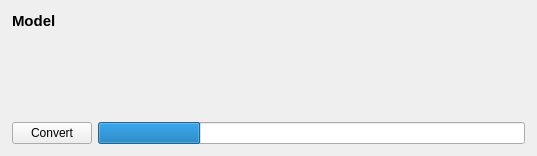
Above: ui/designer/ui_main_window.ui from herlegon/hconvert before the change. Below: the same form after it.
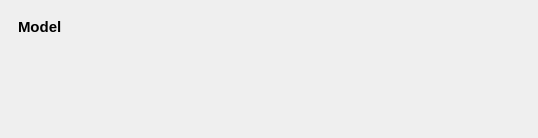
That is the form after the change. Custom widgets are drawn as their Qt base class.

```diff
--- a/ui/designer/ui_main_window.ui
+++ b/ui/designer/ui_main_window.ui
@@ -6,8 +6,8 @@
    <rect>
     <x>0</x>
     <y>0</y>
-    <width>537</width>
-    <height>156</height>
+    <width>538</width>
+    <height>138</height>
    </rect>
   </property>
   <property name="windowTitle">
@@ -15,17 +15,20 @@
   </property>
   <widget class="QWidget" name="centralwidget">
    <layout class="QVBoxLayout" name="verticalLayout_6">
+    <property name="spacing">
+     <number>9</number>
+    </property>
     <property name="leftMargin">
-     <number>12</number>
+     <number>18</number>
     </property>
     <property name="topMargin">
-     <number>12</number>
+     <number>18</number>
     </property>
     <property name="rightMargin">
-     <number>12</number>
+     <number>18</number>
     </property>
     <property name="bottomMargin">
-     <number>12</number>
+     <number>18</number>
     </property>
     <item alignment="Qt::AlignmentFlag::AlignTop">
      <widget class="QLabel" name="label_4">
@@ -43,7 +46,7 @@
     <item>
      <layout class="QHBoxLayout" name="layout_model_selection">
       <property name="leftMargin">
-       <number>12</number>
+       <number>0</number>
       </property>
       <item>
        <widget class="ModelBrowserWidget" name="widget_model_browser" native="true">
@@ -68,10 +71,16 @@
       <property name="bottomMargin">
        <number>0</number>
       </property>
+      <property name="horizontalSpacing">
+       <number>12</number>
+      </property>
       <item row="0" column="1">
-       <layout class="QVBoxLayout" name="layout_conversion" stretch="0,0">
+       <layout class="QVBoxLayout" name="layout_conversion" stretch="0,0,0">
+        <property name="spacing">
+         <number>12</number>
+        </property>
         <property name="bottomMargin">
-         <number>6</number>
+         <number>0</number>
         </property>
         <item alignment="Qt::AlignmentFlag::AlignTop">
          <widget class="MetadataWidget" name="widget_metadata" native="true">
@@ -93,6 +102,9 @@
           </property>
          </widget>
         </item>
+        <item>
+         <widget class="ProgressWidget" name="widget_progress" native="true"/>
+        </item>
        </layout>
       </item>
       <item row="0" column="0">
@@ -133,39 +145,6 @@
       </item>
      </layout>
     </item>
-    <item>
-     <layout class="QHBoxLayout" name="layout_control">
-      <property name="leftMargin">
-       <number>0</number>
-      </property>
-      <item alignment="Qt::AlignmentFlag::AlignLeft|Qt::AlignmentFlag::AlignVCenter">
-       <widget class="QPushButton" name="button_convert">
-        <property name="sizePolicy">
-         <sizepolicy hsizetype="Maximum" vsizetype="Fixed">
-          <horstretch>0</horstretch>
-          <verstretch>0</verstretch>
-         </sizepolicy>
-        </property>
-        <property name="text">
-         <string>Convert</string>
-        </property>
-       </widget>
-      </item>
-      <item>
-       <widget class="QProgressBar" name="progress">
-        <property name="value">
-         <number>24</number>
-        </property>
-        <property name="textVisible">
-         <bool>false</bool>
-        </property>
-        <property name="format">
-         <string/>
-        </property>
-       </widget>
-      </item>
-     </layout>
-    </item>
    </layout>
   </widget>
  </widget>
@@ -206,6 +185,12 @@
    <header>ui.conversion_widget</header>
    <container>1</container>
   </customwidget>
+  <customwidget>
+   <class>ProgressWidget</class>
+   <extends>QWidget</extends>
+   <header>ui.progress_widget</header>
+   <container>1</container>
+  </customwidget>
  </customwidgets>
  <resources/>
  <connections/>
```
